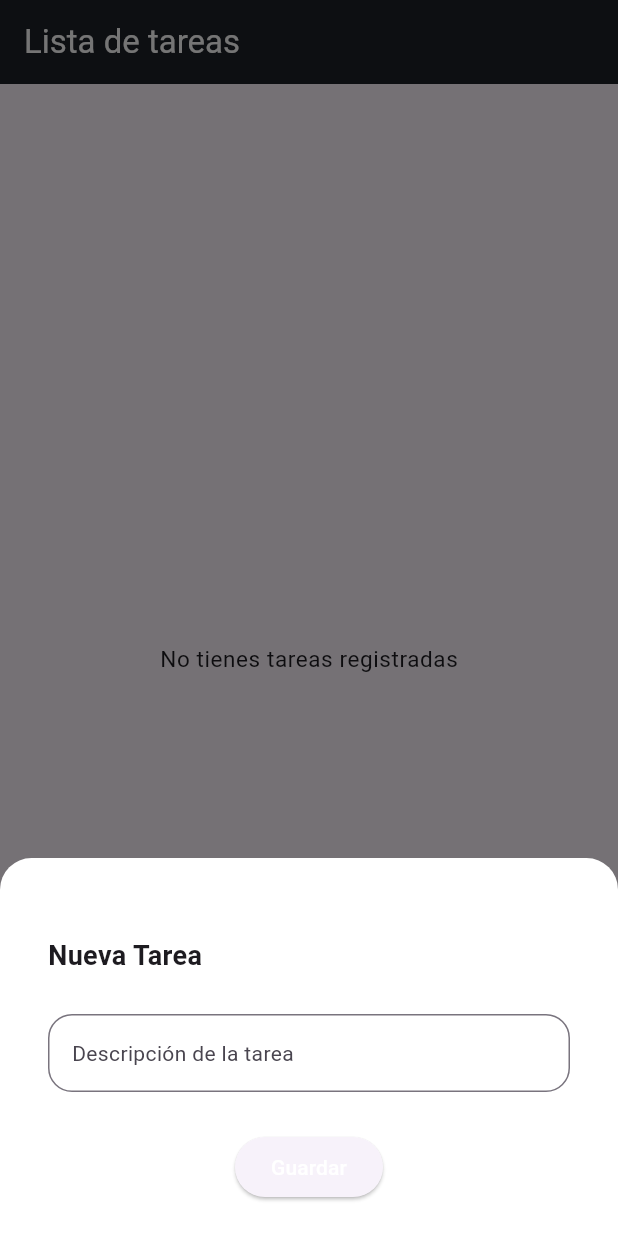
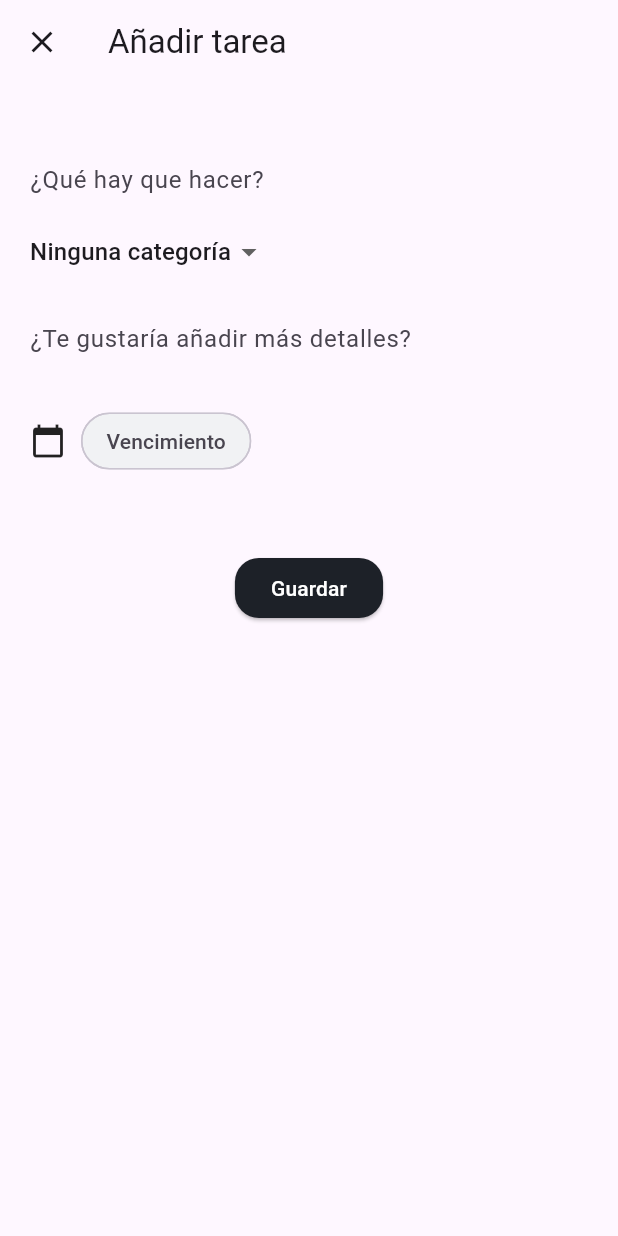
Before and after one commit to odreman/ZenTasker, a Flutter app: the TaskListPage screen opened directly, after a tap on the "add" icon, on a phone screen of 412 x 824 dp. Run offline on Flutter 3.47's test engine with Material 3 defaults, Android fonts, the phone set to English and light mode, and no system bars; our stand-ins replace datetime_picker_formfield, introduction_screen, lottie, percent_indicator, shared_preferences; missing offline and left inert: chip_list; accounts and stored records are empty.

Commit message:
Add NewTask

```diff
--- /dev/null
+++ b/lib/app/view/task_add_page/task_add_page.dart
@@ -0,0 +1,174 @@
+import 'package:flutter/material.dart';
+import 'package:intl/intl.dart';
+import 'package:datetime_picker_formfield/datetime_picker_formfield.dart';
+import 'package:provider/provider.dart';
+import 'package:uuid/uuid.dart';
+import 'package:zen_tasker/app/model/category.dart';
+import 'package:zen_tasker/app/model/task.dart';
+import 'package:zen_tasker/app/model/task_model.dart';
+import 'package:zen_tasker/app/view/components/title.dart';
+import 'package:zen_tasker/utils/constants.dart';
+
+class AddTaskPage extends StatefulWidget {
+  @override
+  _AddTaskPageState createState() => _AddTaskPageState();
+}
+
+class _AddTaskPageState extends State<AddTaskPage> {
+  DateTime? _dueDate;
+  String? selectedCategory;
+  final List<String> predefinedCategories = Category.getPredefinedCategories()
+      .map((category) => category.name)
+      .toList();
+  late TextEditingController _titleController;
+  late TextEditingController _detailsController;
+
+  @override
+  void initState() {
+    super.initState();
+    selectedCategory = predefinedCategories.first;
+    _titleController = TextEditingController();
+    _detailsController = TextEditingController();
+  }
+
+  @override
+  Widget build(BuildContext context) {
+    return Scaffold(
+      appBar: AppBar(
+        title: const Text('Añadir tarea'),
+      ),
+      body: SingleChildScrollView(
+        child: Padding(
+          padding: const EdgeInsets.only(left: 20, right: 20, top: 30),
+          child: Column(
+            mainAxisSize: MainAxisSize.min,
+            children: [
+              //Column 1 - Title
+              const SizedBox(height: 10),
+              TextFormField(
+                controller: _titleController,
+                cursorColor: Colors.black,
+                showCursor: true,
+                decoration: const InputDecoration(
+                  hintText: '¿Qué hay que hacer?',
+                  border: InputBorder.none,
+                ),
+                minLines: 1,
+                maxLines: 1,
+              ),
+
+              //Column 2 - Category
+              Align(
+                alignment: AlignmentDirectional.topStart,
+                child: DropdownButton<String>(
+                  value: selectedCategory,
+                  onChanged: (String? value) {
+                    setState(() {
+                      selectedCategory = value!;
+                    });
+                  },
+                  items: predefinedCategories
+                      .map<DropdownMenuItem<String>>((String value) {
+                    return DropdownMenuItem<String>(
+                      value: value,
+                      child: Text(value),
+                    );
+                  }).toList(),
+                  underline: Container(),
+                ),
+              ),
+
+//Column 3 - Details input
+              const SizedBox(height: 10),
+              TextFormField(
+                controller: _detailsController,
+                cursorColor: Colors.black,
+                showCursor: true,
+                decoration: const InputDecoration(
+                  hintText: '¿Te gustaría añadir más detalles?',
+                  border: InputBorder.none,
+                ),
+                minLines: 1,
+                maxLines: 5,
+              ),
+
+//Column 4 - Due date
+              const SizedBox(height: 20),
+              Row(
+                children: [
+                  const Icon(Icons.calendar_today),
+                  const SizedBox(width: 10), // Icono de calendario
+                  GestureDetector(
+                    onTap: () async {
+                      final date = await showDatePicker(
+                          context: context,
+                          firstDate: DateTime(DateTime.now().year - 1),
+                          initialDate: _dueDate ?? DateTime.now(),
+                          lastDate: DateTime(DateTime.now().year + 3));
+                      if (date != null) {
+                        final time = await showTimePicker(
+                          context: context,
+                          initialTime: TimeOfDay.fromDateTime(
+                              _dueDate ?? DateTime.now()),
+                        );
+                        setState(() {
+                          _dueDate = DateTimeField.combine(date, time);
+                        });
+                      }
+                    },
+                    child: Chip(
+                      shape: RoundedRectangleBorder(
+                        borderRadius: BorderRadius.circular(20),
+                      ),
+                      backgroundColor: customPrimaryBackgroundColor,
+                      label: Text(_dueDate != null
+                          ? DateFormat('dd/MM/yyyy HH:mm').format(_dueDate!)
+                          : 'Vencimiento'),
+                      deleteIcon: _dueDate != null
+                          ? const Icon(Icons.close, size: 18)
+                          : null,
+                      onDeleted: _dueDate != null
+                          ? () {
+                              setState(() {
+                                _dueDate = null;
+                              });
+                            }
+                          : null,
+                    ),
+                  ),
+                ],
+              ),
+
+              //Column 5 - Save button
+              const SizedBox(height: 50),
+              ElevatedButton(
+                onPressed: () {
+                  final task = Task(
+                    Uuid().v4(),
+                    _titleController.text,
+                    detail: _detailsController.text,
+                    category: selectedCategory,
+                    dueDate: _dueDate,
+                    isDone: false,
+                  );
+                  Provider.of<TaskModel>(context, listen: false).addTask(task);
+                  Navigator.pop(context);
+                },
+                style: ElevatedButton.styleFrom(
+                  backgroundColor: customPrimaryColor,
+                  shape: RoundedRectangleBorder(
+                    borderRadius: BorderRadius.circular(16),
+                  ),
+                ),
+                child: const Text(
+                  'Guardar',
+                  style: TextStyle(color: customSecundaryTextColor),
+                ),
+              ),
+            ],
+          ),
+        ),
+      ),
+    );
+  }
+}
--- a/lib/app/view/task_list/input_field.dart
+++ b/lib/app/view/task_list/task_list_newtask.dart
@@ -1,10 +1,10 @@
 import 'package:flutter/material.dart';
 
-class InputField extends StatelessWidget {
+class TaskListNewTask extends StatelessWidget {
   final TextEditingController controller;
   final Function(String) onSubmitted;
 
-  const InputField(
+  const TaskListNewTask(
       {super.key, required this.controller, required this.onSubmitted});
 
   @override
--- a/lib/app/view/task_list/task_list_page.dart
+++ b/lib/app/view/task_list/task_list_page.dart
@@ -6,8 +6,8 @@ import 'package:zen_tasker/app/model/category.dart';
 import 'package:zen_tasker/app/model/task.dart';
 import 'package:zen_tasker/app/model/task_model.dart';
 import 'package:zen_tasker/app/view/components/title.dart';
-import 'package:zen_tasker/app/view/task_list/input_field.dart';
-import 'package:zen_tasker/app/view/task_list/new_task_modal.dart';
+import 'package:zen_tasker/app/view/task_add_page/task_add_page.dart';
+import 'package:zen_tasker/app/view/task_list/task_list_newtask.dart';
 import 'package:zen_tasker/app/view/task_list/task_item.dart';
 import 'package:zen_tasker/utils/constants.dart';
 
@@ -57,7 +57,13 @@ class _TaskListPageState extends State<TaskListPage> {
             bottom: 80.0,
             right: 20.0,
             child: FloatingActionButton(
-              onPressed: () => _showNewTaskModal(context),
+              onPressed: () => Navigator.push(
+                context,
+                MaterialPageRoute(
+                  builder: (context) => AddTaskPage(),
+                  fullscreenDialog: true,
+                ),
+              ),
               child: const Icon(Icons.add, color: customSecundaryTextColor),
               backgroundColor: customPrimaryColor,
             ),
@@ -67,7 +73,7 @@ class _TaskListPageState extends State<TaskListPage> {
             child: Container(
               color: customPrimaryBackgroundColor,
               padding: const EdgeInsets.all(8.0),
-              child: InputField(
+              child: TaskListNewTask(
                 controller: _controller,
                 onSubmitted: (text) {
                   var uuid = const Uuid();
@@ -134,7 +140,7 @@ class _TaskListPageState extends State<TaskListPage> {
       return selectedCategory == "Todos" || task.category == selectedCategory;
     }).toList();
 
-    return Column(
+    return ListView(
       children: [
         Padding(
           padding: const EdgeInsets.all(8.0),
@@ -162,12 +168,7 @@ class _TaskListPageState extends State<TaskListPage> {
           ),
         ),
         const SizedBox(height: 15),
-        Expanded(
-          child: ReorderableListView(
-            onReorder: (oldIndex, newIndex) {
-              taskModel.reorderTasks(oldIndex, newIndex);
-            },
-            children: filteredTasks.map((task) {
+        ...filteredTasks.map((task) {
           return TaskItem(
             key: Key(task.id.toString()),
             task,
@@ -176,23 +177,7 @@ class _TaskListPageState extends State<TaskListPage> {
             onTaskUpdated: taskModel.updateTask,
           );
         }).toList(),
-          ),
-        ),
       ],
     );
   }
-
-  void _showNewTaskModal(BuildContext context) {
-    showModalBottomSheet(
-      context: context,
-      isScrollControlled: true,
-      builder: (context) => SingleChildScrollView(
-        child: Container(
-          padding:
-              EdgeInsets.only(bottom: MediaQuery.of(context).viewInsets.bottom),
-          child: NewTaskModal(),
-        ),
-      ),
-    );
 }
-}
```
Also changed, not shown: lib/app/view/task_details/task_details_page.dart (added, +175 -0 lines), lib/app/view/task_list/task_item.dart (+8 -1 lines), lib/app/view/task_list/task_list.dart (deleted, +0 -84 lines). Lines whose indentation alone changed are shown as unchanged.
